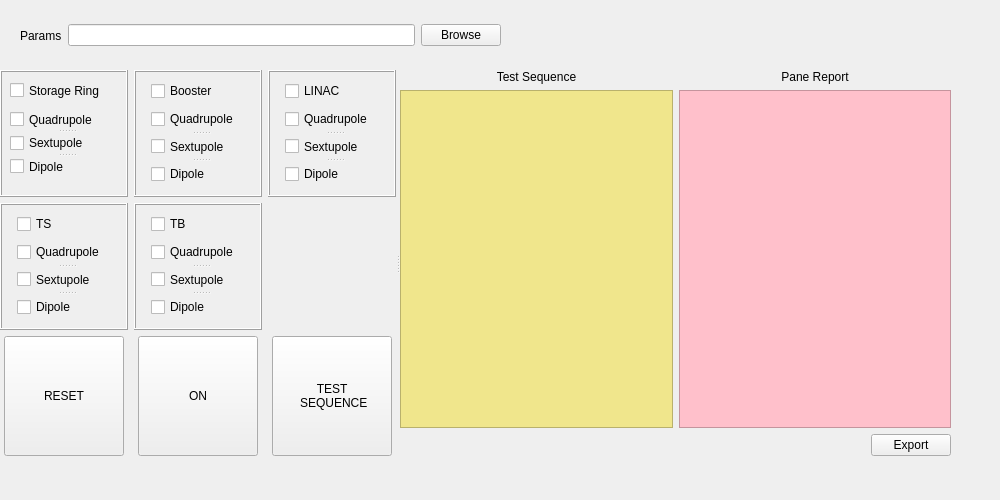
Above: pydm/ps_test/main_window.ui from lnls-sirius/hla before the change. Below: the same form after it.
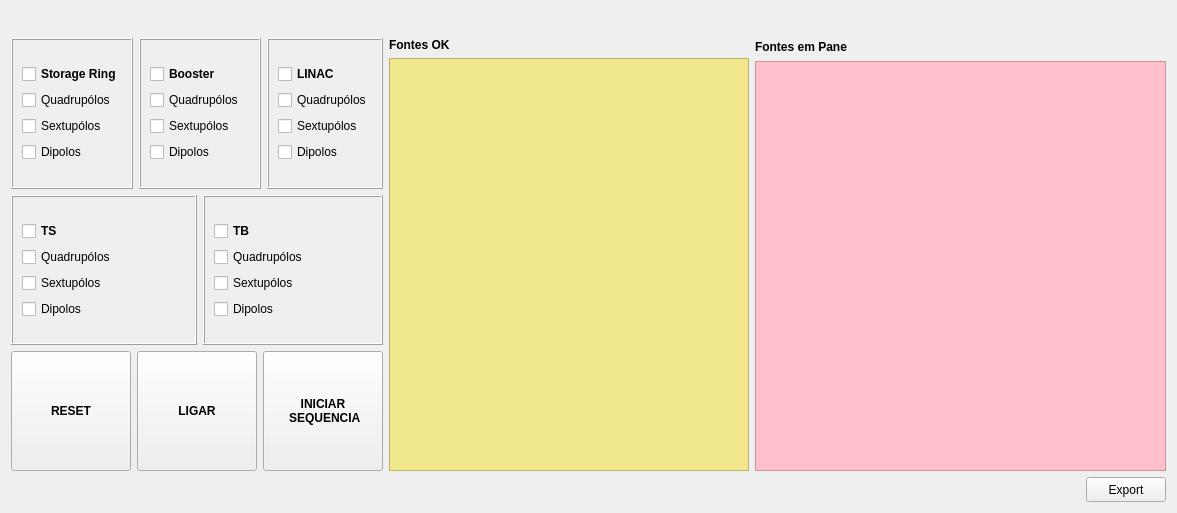
That is the form after the change. Custom widgets are drawn as their Qt base class.

Commit message: ps_test and ps_diagnostic refatored

Diff of the .ui file:
```diff
--- a/pydm/ps_test/main_window.ui
+++ b/pydm/ps_test/main_window.ui
@@ -6,130 +6,70 @@
    <rect>
     <x>0</x>
     <y>0</y>
-    <width>1000</width>
-    <height>500</height>
+    <width>1177</width>
+    <height>513</height>
    </rect>
   </property>
   <property name="minimumSize">
    <size>
-    <width>1000</width>
-    <height>500</height>
+    <width>1177</width>
+    <height>513</height>
    </size>
   </property>
   <property name="maximumSize">
    <size>
-    <width>1039</width>
-    <height>548</height>
+    <width>1177</width>
+    <height>513</height>
    </size>
   </property>
   <property name="windowTitle">
    <string>Form</string>
   </property>
-  <widget class="QWidget" name="layoutWidget_3">
-   <property name="geometry">
-    <rect>
-     <x>20</x>
-     <y>10</y>
-     <width>481</width>
-     <height>51</height>
-    </rect>
-   </property>
+  <layout class="QVBoxLayout" name="verticalLayout_13">
+   <item>
+    <widget class="PyDMLabel" name="lb_status">
+     <property name="minimumSize">
+      <size>
+       <width>650</width>
+       <height>21</height>
+      </size>
+     </property>
+     <property name="maximumSize">
+      <size>
+       <width>650</width>
+       <height>21</height>
+      </size>
+     </property>
+     <property name="font">
+      <font>
+       <pointsize>14</pointsize>
+       <weight>75</weight>
+       <bold>true</bold>
+      </font>
+     </property>
+     <property name="toolTip">
+      <string/>
+     </property>
+     <property name="whatsThis">
+      <string/>
+     </property>
+     <property name="styleSheet">
+      <string notr="true">border: 0px</string>
+     </property>
+     <property name="text">
+      <string/>
+     </property>
+     <property name="textFormat">
+      <enum>Qt::RichText</enum>
+     </property>
+    </widget>
+   </item>
+   <item>
    <layout class="QHBoxLayout" name="horizontalLayout_3">
     <item>
-     <widget class="PyDMLabel" name="PyDMLabel_49">
-      <property name="toolTip">
-       <string/>
-      </property>
-      <property name="whatsThis">
-       <string/>
-      </property>
-      <property name="styleSheet">
-       <string notr="true">border: 0px</string>
-      </property>
-      <property name="text">
-       <string>Params</string>
-      </property>
-     </widget>
-    </item>
+      <layout class="QHBoxLayout" name="horizontalLayout_2">
     <item>
-     <widget class="PyDMLineEdit" name="le_params_file">
-      <property name="toolTip">
-       <string/>
-      </property>
-      <property name="whatsThis">
-       <string>
-    Writeable text field to send and display channel values
-    </string>
-      </property>
-     </widget>
-    </item>
-    <item>
-     <widget class="PyDMPushButton" name="pb_browse">
-      <property name="enabled">
-       <bool>true</bool>
-      </property>
-      <property name="toolTip">
-       <string/>
-      </property>
-      <property name="whatsThis">
-       <string>
-    Basic PushButton to send a fixed value.
-
-    The PyDMPushButton is meant to hold a specific value, and send that value
-    to a channel when it is clicked, much like the MessageButton does in EDM.
-    The PyDMPushButton works in two different modes of operation, first, a
-    fixed value can be given to the :attr:`.pressValue` attribute, whenever the
-    button is clicked a signal containing this value will be sent to the
-    connected channel. This is the default behavior of the button. However, if
-    the :attr:`.relativeChange` is set to True, the fixed value will be added
-    to the current value of the channel. This means that the button will
-    increment a channel by a fixed amount with every click, a consistent
-    relative move
-    
-    Parameters
-    ----------
-    pressValue : int, float, str
-        Value to be sent when the button is clicked
-    
-    channel : str
-        ID of channel to manipulate
-
-    parent : QObject, optional
-        Parent of PyDMPushButton
-
-    label : str, optional
-        String to place on button
-
-    icon : QIcon, optional
-        An Icon to display on the PyDMPushButton
-
-
-    relative : bool, optional
-        Choice to have the button peform a relative put, instead of always
-        setting to an absolute value
-    </string>
-      </property>
-      <property name="text">
-       <string>Browse</string>
-      </property>
-     </widget>
-    </item>
-   </layout>
-  </widget>
-  <widget class="QSplitter" name="splitter_7">
-   <property name="geometry">
-    <rect>
-     <x>0</x>
-     <y>70</y>
-     <width>951</width>
-     <height>386</height>
-    </rect>
-   </property>
-   <property name="orientation">
-    <enum>Qt::Horizontal</enum>
-   </property>
-   <widget class="QWidget" name="layoutWidget_4">
-    <layout class="QGridLayout" name="gridLayout_6">
+        <layout class="QGridLayout" name="gridLayout">
      <item row="0" column="0">
       <widget class="QFrame" name="frame_11">
        <property name="frameShape">
@@ -138,22 +78,20 @@
        <property name="frameShadow">
         <enum>QFrame::Raised</enum>
        </property>
-       <widget class="QSplitter" name="splitter">
-        <property name="geometry">
-         <rect>
-          <x>10</x>
-          <y>10</y>
-          <width>131</width>
-          <height>21</height>
-         </rect>
-        </property>
-        <property name="orientation">
-         <enum>Qt::Horizontal</enum>
-        </property>
+           <layout class="QVBoxLayout" name="verticalLayout_10">
+            <item>
+             <layout class="QVBoxLayout" name="verticalLayout_2">
+              <item>
         <widget class="PyDMCheckbox" name="cb_select_all_si">
          <property name="enabled">
           <bool>true</bool>
          </property>
+                <property name="font">
+                 <font>
+                  <weight>75</weight>
+                  <bold>true</bold>
+                 </font>
+                </property>
          <property name="toolTip">
           <string/>
          </property>
@@ -164,19 +102,8 @@
           <string>Storage Ring</string>
          </property>
         </widget>
-       </widget>
-       <widget class="QSplitter" name="splitter_2">
-        <property name="geometry">
-         <rect>
-          <x>10</x>
-          <y>40</y>
-          <width>113</width>
-          <height>66</height>
-         </rect>
-        </property>
-        <property name="orientation">
-         <enum>Qt::Vertical</enum>
-        </property>
+              </item>
+              <item>
         <widget class="PyDMCheckbox" name="cb_quadrupole_si">
          <property name="enabled">
           <bool>true</bool>
@@ -188,9 +115,11 @@
           <string/>
          </property>
          <property name="text">
-          <string>Quadrupole</string>
-         </property>
-        </widget>
+                 <string>Quadrupólos</string>
+                </property>
+               </widget>
+              </item>
+              <item>
         <widget class="PyDMCheckbox" name="cb_sextupole_si">
          <property name="enabled">
           <bool>true</bool>
@@ -202,9 +131,11 @@
           <string/>
          </property>
          <property name="text">
-          <string>Sextupole</string>
-         </property>
-        </widget>
+                 <string>Sextupólos</string>
+                </property>
+               </widget>
+              </item>
+              <item>
         <widget class="PyDMCheckbox" name="cb_dipole_si">
          <property name="enabled">
           <bool>true</bool>
@@ -216,13 +147,16 @@
           <string/>
          </property>
          <property name="text">
-          <string>Dipole</string>
-         </property>
-        </widget>
-       </widget>
-      </widget>
-     </item>
-     <item row="0" column="1">
+                 <string>Dipolos</string>
+                </property>
+               </widget>
+              </item>
+             </layout>
+            </item>
+           </layout>
+          </widget>
+         </item>
+         <item row="0" column="1" colspan="2">
       <widget class="QFrame" name="frame_12">
        <property name="frameShape">
         <enum>QFrame::Box</enum>
@@ -230,19 +164,20 @@
        <property name="frameShadow">
         <enum>QFrame::Raised</enum>
        </property>
-       <layout class="QFormLayout" name="formLayout_10">
-        <property name="fieldGrowthPolicy">
-         <enum>QFormLayout::AllNonFixedFieldsGrow</enum>
-        </property>
-        <item row="0" column="1">
-         <widget class="QSplitter" name="splitter_12">
-          <property name="orientation">
-           <enum>Qt::Horizontal</enum>
-          </property>
+           <layout class="QVBoxLayout" name="verticalLayout_9">
+            <item>
+             <layout class="QVBoxLayout" name="verticalLayout_3">
+              <item>
           <widget class="PyDMCheckbox" name="cb_select_all_bo">
            <property name="enabled">
             <bool>true</bool>
            </property>
+                <property name="font">
+                 <font>
+                  <weight>75</weight>
+                  <bold>true</bold>
+                 </font>
+                </property>
            <property name="toolTip">
             <string/>
            </property>
@@ -253,13 +188,8 @@
             <string>Booster</string>
            </property>
           </widget>
-         </widget>
-        </item>
-        <item row="1" column="1">
-         <widget class="QSplitter" name="splitter_3">
-          <property name="orientation">
-           <enum>Qt::Vertical</enum>
-          </property>
+              </item>
+              <item>
           <widget class="PyDMCheckbox" name="cb_quadrupole_bo">
            <property name="enabled">
             <bool>true</bool>
@@ -271,9 +201,11 @@
             <string/>
            </property>
            <property name="text">
-            <string>Quadrupole</string>
-           </property>
-          </widget>
+                 <string>Quadrupólos</string>
+                </property>
+               </widget>
+              </item>
+              <item>
           <widget class="PyDMCheckbox" name="cb_sextupole_bo">
            <property name="enabled">
             <bool>true</bool>
@@ -285,9 +217,11 @@
             <string/>
            </property>
            <property name="text">
-            <string>Sextupole</string>
-           </property>
-          </widget>
+                 <string>Sextupólos</string>
+                </property>
+               </widget>
+              </item>
+              <item>
           <widget class="PyDMCheckbox" name="cb_dipole_bo">
            <property name="enabled">
             <bool>true</bool>
@@ -299,15 +233,16 @@
             <string/>
            </property>
            <property name="text">
-            <string>Dipole</string>
-           </property>
-          </widget>
-         </widget>
-        </item>
-       </layout>
-      </widget>
-     </item>
-     <item row="0" column="2">
+                 <string>Dipolos</string>
+                </property>
+               </widget>
+              </item>
+             </layout>
+            </item>
+           </layout>
+          </widget>
+         </item>
+         <item row="0" column="3">
       <widget class="QFrame" name="frame_13">
        <property name="sizePolicy">
         <sizepolicy hsizetype="Preferred" vsizetype="Minimum">
@@ -321,19 +256,20 @@
        <property name="frameShadow">
         <enum>QFrame::Raised</enum>
        </property>
-       <layout class="QFormLayout" name="formLayout_11">
-        <property name="fieldGrowthPolicy">
-         <enum>QFormLayout::AllNonFixedFieldsGrow</enum>
-        </property>
-        <item row="0" column="1">
-         <widget class="QSplitter" name="splitter_13">
-          <property name="orientation">
-           <enum>Qt::Horizontal</enum>
-          </property>
+           <layout class="QVBoxLayout" name="verticalLayout_8">
+            <item>
+             <layout class="QVBoxLayout" name="verticalLayout_4">
+              <item>
           <widget class="PyDMCheckbox" name="cb_select_all_linac">
            <property name="enabled">
             <bool>true</bool>
            </property>
+                <property name="font">
+                 <font>
+                  <weight>75</weight>
+                  <bold>true</bold>
+                 </font>
+                </property>
            <property name="toolTip">
             <string/>
            </property>
@@ -344,13 +280,8 @@
             <string>LINAC</string>
            </property>
           </widget>
-         </widget>
-        </item>
-        <item row="1" column="1">
-         <widget class="QSplitter" name="splitter_4">
-          <property name="orientation">
-           <enum>Qt::Vertical</enum>
-          </property>
+              </item>
+              <item>
           <widget class="PyDMCheckbox" name="cb_quadrupole_linac">
            <property name="enabled">
             <bool>true</bool>
@@ -362,9 +293,11 @@
             <string/>
            </property>
            <property name="text">
-            <string>Quadrupole</string>
-           </property>
-          </widget>
+                 <string>Quadrupólos</string>
+                </property>
+               </widget>
+              </item>
+              <item>
           <widget class="PyDMCheckbox" name="cb_sextupole_linac">
            <property name="enabled">
             <bool>true</bool>
@@ -376,9 +309,11 @@
             <string/>
            </property>
            <property name="text">
-            <string>Sextupole</string>
-           </property>
-          </widget>
+                 <string>Sextupólos</string>
+                </property>
+               </widget>
+              </item>
+              <item>
           <widget class="PyDMCheckbox" name="cb_dipole_linac">
            <property name="enabled">
             <bool>true</bool>
@@ -390,15 +325,16 @@
             <string/>
            </property>
            <property name="text">
-            <string>Dipole</string>
-           </property>
-          </widget>
-         </widget>
-        </item>
-       </layout>
-      </widget>
-     </item>
-     <item row="1" column="0">
+                 <string>Dipolos</string>
+                </property>
+               </widget>
+              </item>
+             </layout>
+            </item>
+           </layout>
+          </widget>
+         </item>
+         <item row="1" column="0" colspan="2">
       <widget class="QFrame" name="frame_14">
        <property name="frameShape">
         <enum>QFrame::Box</enum>
@@ -406,15 +342,32 @@
        <property name="frameShadow">
         <enum>QFrame::Raised</enum>
        </property>
-       <layout class="QFormLayout" name="formLayout_12">
-        <property name="fieldGrowthPolicy">
-         <enum>QFormLayout::AllNonFixedFieldsGrow</enum>
-        </property>
-        <item row="1" column="1">
-         <widget class="QSplitter" name="splitter_5">
-          <property name="orientation">
-           <enum>Qt::Vertical</enum>
-          </property>
+           <layout class="QVBoxLayout" name="verticalLayout_11">
+            <item>
+             <layout class="QVBoxLayout" name="verticalLayout_5">
+              <item>
+               <widget class="PyDMCheckbox" name="cb_select_all_ts">
+                <property name="enabled">
+                 <bool>true</bool>
+                </property>
+                <property name="font">
+                 <font>
+                  <weight>75</weight>
+                  <bold>true</bold>
+                 </font>
+                </property>
+                <property name="toolTip">
+                 <string/>
+                </property>
+                <property name="whatsThis">
+                 <string/>
+                </property>
+                <property name="text">
+                 <string>TS</string>
+                </property>
+               </widget>
+              </item>
+              <item>
           <widget class="PyDMCheckbox" name="cb_quadrupole_ts">
            <property name="enabled">
             <bool>true</bool>
@@ -426,9 +379,11 @@
             <string/>
            </property>
            <property name="text">
-            <string>Quadrupole</string>
-           </property>
-          </widget>
+                 <string>Quadrupólos</string>
+                </property>
+               </widget>
+              </item>
+              <item>
           <widget class="PyDMCheckbox" name="cb_sextupole_ts">
            <property name="enabled">
             <bool>true</bool>
@@ -440,9 +395,11 @@
             <string/>
            </property>
            <property name="text">
-            <string>Sextupole</string>
-           </property>
-          </widget>
+                 <string>Sextupólos</string>
+                </property>
+               </widget>
+              </item>
+              <item>
           <widget class="PyDMCheckbox" name="cb_dipole_ts">
            <property name="enabled">
             <bool>true</bool>
@@ -454,36 +411,16 @@
             <string/>
            </property>
            <property name="text">
-            <string>Dipole</string>
-           </property>
-          </widget>
-         </widget>
-        </item>
-        <item row="0" column="1">
-         <widget class="QSplitter" name="splitter_14">
-          <property name="orientation">
-           <enum>Qt::Horizontal</enum>
-          </property>
-          <widget class="PyDMCheckbox" name="cb_select_all_ts">
-           <property name="enabled">
-            <bool>true</bool>
-           </property>
-           <property name="toolTip">
-            <string/>
-           </property>
-           <property name="whatsThis">
-            <string/>
-           </property>
-           <property name="text">
-            <string>TS</string>
-           </property>
-          </widget>
-         </widget>
+                 <string>Dipolos</string>
+                </property>
+               </widget>
+              </item>
+             </layout>
         </item>
        </layout>
       </widget>
      </item>
-     <item row="1" column="1">
+         <item row="1" column="2" colspan="2">
       <widget class="QFrame" name="frame_15">
        <property name="frameShape">
         <enum>QFrame::Box</enum>
@@ -491,19 +428,20 @@
        <property name="frameShadow">
         <enum>QFrame::Raised</enum>
        </property>
-       <layout class="QFormLayout" name="formLayout_13">
-        <property name="fieldGrowthPolicy">
-         <enum>QFormLayout::AllNonFixedFieldsGrow</enum>
-        </property>
-        <item row="0" column="1">
-         <widget class="QSplitter" name="splitter_15">
-          <property name="orientation">
-           <enum>Qt::Horizontal</enum>
-          </property>
+           <layout class="QVBoxLayout" name="verticalLayout_12">
+            <item>
+             <layout class="QVBoxLayout" name="verticalLayout_6">
+              <item>
           <widget class="PyDMCheckbox" name="cb_select_all_tb">
            <property name="enabled">
             <bool>true</bool>
            </property>
+                <property name="font">
+                 <font>
+                  <weight>75</weight>
+                  <bold>true</bold>
+                 </font>
+                </property>
            <property name="toolTip">
             <string/>
            </property>
@@ -514,13 +452,8 @@
             <string>TB</string>
            </property>
           </widget>
-         </widget>
-        </item>
-        <item row="1" column="1">
-         <widget class="QSplitter" name="splitter_6">
-          <property name="orientation">
-           <enum>Qt::Vertical</enum>
-          </property>
+              </item>
+              <item>
           <widget class="PyDMCheckbox" name="cb_quadrupole_tb">
            <property name="enabled">
             <bool>true</bool>
@@ -532,9 +465,11 @@
             <string/>
            </property>
            <property name="text">
-            <string>Quadrupole</string>
-           </property>
-          </widget>
+                 <string>Quadrupólos</string>
+                </property>
+               </widget>
+              </item>
+              <item>
           <widget class="PyDMCheckbox" name="cb_sextupole_tb">
            <property name="enabled">
             <bool>true</bool>
@@ -546,9 +481,11 @@
             <string/>
            </property>
            <property name="text">
-            <string>Sextupole</string>
-           </property>
-          </widget>
+                 <string>Sextupólos</string>
+                </property>
+               </widget>
+              </item>
+              <item>
           <widget class="PyDMCheckbox" name="cb_dipole_tb">
            <property name="enabled">
             <bool>true</bool>
@@ -560,15 +497,18 @@
             <string/>
            </property>
            <property name="text">
-            <string>Dipole</string>
-           </property>
-          </widget>
-         </widget>
-        </item>
-       </layout>
-      </widget>
-     </item>
-     <item row="2" column="0" alignment="Qt::AlignHCenter">
+                 <string>Dipolos</string>
+                </property>
+               </widget>
+              </item>
+             </layout>
+            </item>
+           </layout>
+          </widget>
+         </item>
+         <item row="2" column="0" colspan="4">
+          <layout class="QHBoxLayout" name="horizontalLayout">
+           <item>
       <widget class="PyDMPushButton" name="pb_reset">
        <property name="enabled">
         <bool>true</bool>
@@ -591,6 +531,12 @@
          <height>120</height>
         </size>
        </property>
+             <property name="font">
+              <font>
+               <weight>75</weight>
+               <bold>true</bold>
+              </font>
+             </property>
        <property name="toolTip">
         <string/>
        </property>
@@ -635,9 +581,12 @@
        <property name="text">
         <string>RESET</string>
        </property>
-      </widget>
-     </item>
-     <item row="2" column="1" alignment="Qt::AlignHCenter">
+             <property name="checkable">
+              <bool>true</bool>
+             </property>
+            </widget>
+           </item>
+           <item>
       <widget class="PyDMPushButton" name="pb_on_off">
        <property name="enabled">
         <bool>true</bool>
@@ -660,6 +609,12 @@
          <height>120</height>
         </size>
        </property>
+             <property name="font">
+              <font>
+               <weight>75</weight>
+               <bold>true</bold>
+              </font>
+             </property>
        <property name="toolTip">
         <string/>
        </property>
@@ -702,14 +657,14 @@
     </string>
        </property>
        <property name="text">
-        <string>ON</string>
+              <string>LIGAR</string>
        </property>
        <property name="checkable">
         <bool>true</bool>
        </property>
       </widget>
      </item>
-     <item row="2" column="2" alignment="Qt::AlignHCenter">
+           <item>
       <widget class="PyDMPushButton" name="pb_test_sequence">
        <property name="enabled">
         <bool>true</bool>
@@ -732,6 +687,12 @@
          <height>120</height>
         </size>
        </property>
+             <property name="font">
+              <font>
+               <weight>75</weight>
+               <bold>true</bold>
+              </font>
+             </property>
        <property name="toolTip">
         <string/>
        </property>
@@ -774,8 +735,8 @@
     </string>
        </property>
        <property name="text">
-        <string>TEST 
- SEQUENCE</string>
+              <string>INICIAR
+ SEQUENCIA</string>
        </property>
        <property name="checkable">
         <bool>true</bool>
@@ -783,74 +744,128 @@
       </widget>
      </item>
     </layout>
-   </widget>
-   <widget class="QWidget" name="layoutWidget_2">
-    <layout class="QGridLayout" name="gridLayout_5">
-     <item row="0" column="0">
-      <widget class="PyDMLabel" name="PyDMLabel_47">
-       <property name="toolTip">
-        <string/>
-       </property>
-       <property name="whatsThis">
-        <string/>
-       </property>
-       <property name="styleSheet">
-        <string notr="true">border: 0px</string>
-       </property>
-       <property name="text">
-        <string>Test Sequence</string>
-       </property>
-       <property name="alignment">
-        <set>Qt::AlignCenter</set>
-       </property>
-      </widget>
-     </item>
-     <item row="0" column="1">
-      <widget class="PyDMLabel" name="PyDMLabel_48">
-       <property name="toolTip">
-        <string/>
-       </property>
-       <property name="whatsThis">
-        <string/>
-       </property>
-       <property name="styleSheet">
-        <string notr="true">border: 0px</string>
-       </property>
+         </item>
+        </layout>
+       </item>
+       <item>
+        <layout class="QVBoxLayout" name="verticalLayout">
+         <item>
+          <widget class="QLabel" name="label">
+           <property name="font">
+            <font>
+             <weight>75</weight>
+             <bold>true</bold>
+            </font>
+           </property>
        <property name="text">
-        <string>Pane Report</string>
-       </property>
-       <property name="alignment">
-        <set>Qt::AlignCenter</set>
-       </property>
-      </widget>
-     </item>
-     <item row="1" column="0">
+            <string>Fontes OK</string>
+           </property>
+          </widget>
+         </item>
+         <item>
       <widget class="QTextEdit" name="te_test_sequence">
        <property name="enabled">
         <bool>true</bool>
        </property>
+           <property name="minimumSize">
+            <size>
+             <width>360</width>
+             <height>391</height>
+            </size>
+           </property>
+           <property name="maximumSize">
+            <size>
+             <width>3610</width>
+             <height>3610</height>
+            </size>
+           </property>
        <property name="styleSheet">
         <string notr="true">background-color: rgb(240, 230, 140);</string>
        </property>
        <property name="readOnly">
         <bool>true</bool>
        </property>
-      </widget>
-     </item>
-     <item row="1" column="1">
+           <property name="acceptRichText">
+            <bool>false</bool>
+           </property>
+          </widget>
+         </item>
+        </layout>
+       </item>
+      </layout>
+     </item>
+     <item>
+      <layout class="QVBoxLayout" name="verticalLayout_7">
+       <item>
+        <widget class="QLabel" name="label_2">
+         <property name="minimumSize">
+          <size>
+           <width>0</width>
+           <height>17</height>
+          </size>
+         </property>
+         <property name="maximumSize">
+          <size>
+           <width>16777215</width>
+           <height>17</height>
+          </size>
+         </property>
+         <property name="sizeIncrement">
+          <size>
+           <width>0</width>
+           <height>0</height>
+          </size>
+         </property>
+         <property name="font">
+          <font>
+           <weight>75</weight>
+           <bold>true</bold>
+          </font>
+         </property>
+         <property name="text">
+          <string>Fontes em Pane</string>
+         </property>
+        </widget>
+       </item>
+       <item>
       <widget class="QTextEdit" name="te_pane_report">
        <property name="enabled">
         <bool>true</bool>
        </property>
+         <property name="minimumSize">
+          <size>
+           <width>360</width>
+           <height>391</height>
+          </size>
+         </property>
+         <property name="maximumSize">
+          <size>
+           <width>3610</width>
+           <height>3910</height>
+          </size>
+         </property>
+         <property name="sizeIncrement">
+          <size>
+           <width>360</width>
+           <height>410</height>
+          </size>
+         </property>
        <property name="styleSheet">
         <string notr="true">background-color: rgb(255, 192, 203);</string>
        </property>
        <property name="readOnly">
         <bool>true</bool>
        </property>
-      </widget>
-     </item>
-     <item row="2" column="1" alignment="Qt::AlignRight">
+         <property name="acceptRichText">
+          <bool>false</bool>
+         </property>
+        </widget>
+       </item>
+      </layout>
+     </item>
+    </layout>
+   </item>
+   <item alignment="Qt::AlignRight">
       <widget class="PyDMPushButton" name="pb_export">
        <property name="enabled">
         <bool>true</bool>
@@ -861,6 +876,18 @@
          <verstretch>0</verstretch>
         </sizepolicy>
        </property>
+     <property name="minimumSize">
+      <size>
+       <width>80</width>
+       <height>25</height>
+      </size>
+     </property>
+     <property name="maximumSize">
+      <size>
+       <width>80</width>
+       <height>25</height>
+      </size>
+     </property>
        <property name="toolTip">
         <string/>
        </property>
@@ -902,6 +929,9 @@
         setting to an absolute value
     </string>
        </property>
+     <property name="layoutDirection">
+      <enum>Qt::LeftToRight</enum>
+     </property>
        <property name="text">
         <string>Export</string>
        </property>
@@ -909,19 +939,12 @@
      </item>
     </layout>
    </widget>
-  </widget>
- </widget>
  <customwidgets>
   <customwidget>
    <class>PyDMPushButton</class>
    <extends>QPushButton</extends>
    <header>pydm.widgets.pushbutton</header>
   </customwidget>
-  <customwidget>
-   <class>PyDMLineEdit</class>
-   <extends>QLineEdit</extends>
-   <header>pydm.widgets.line_edit</header>
-  </customwidget>
   <customwidget>
    <class>PyDMLabel</class>
    <extends>QLabel</extends>
```
Left out of the diff: 16 changed lines with no effect on the pictures. Lines whose indentation alone changed are shown as unchanged. The commit also changes 5 other files.
